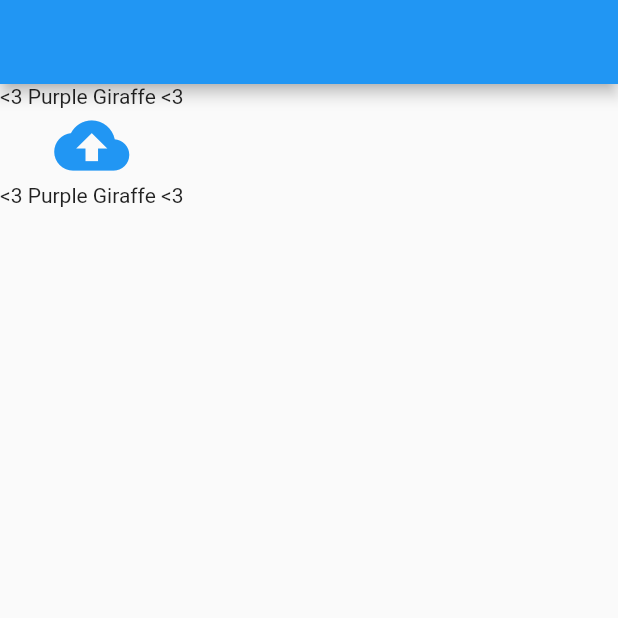
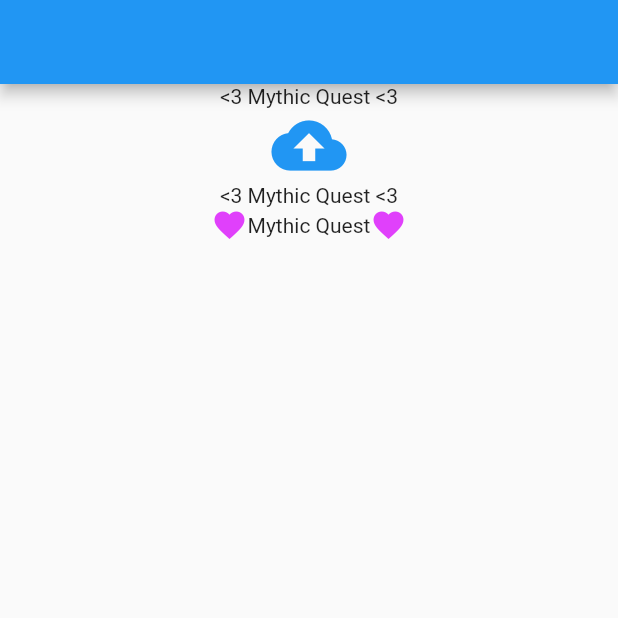
Before and after one commit to P-Giraffe/creer-des-apps-avec-flutter-1, a Flutter app: the screen it shows after launch, on a phone screen of 412 x 824 dp, the top half of it. Run offline on Flutter 3.47's test engine with Material 2 defaults, Android fonts, the phone set to English and light mode, and no system bars.

Commit message:
21_13_Recevoir_des_donnees_a_afficher

```diff
--- a/2-ihm/demo/lib/main.dart
+++ b/2-ihm/demo/lib/main.dart
@@ -26,28 +26,39 @@ class MyApp extends StatelessWidget {
         // closer together (more dense) than on mobile platforms.
         visualDensity: VisualDensity.adaptivePlatformDensity,
       ),
-      home: Accueil(),
+      home: Accueil("Mythic Quest"),
     );
   }
 }
 
 class Accueil extends StatelessWidget {
+  final String _title;
+
+  Accueil(this._title);
+
   @override
   Widget build(BuildContext context) {
     return Scaffold(
         appBar: AppBar(),
         body: Column(
           children: [
-          Text("<3 Purple Giraffe <3"),
+            Text("<3 $_title <3"),
             Icon(
               Icons.backup,
               size: 50.0,
               color: Colors.blue,
               semanticLabel: "Upload vers le cloud",
             ),
-          Text("<3 Purple Giraffe <3")
+            Text("<3 $_title <3"),
+            Row(
+              mainAxisAlignment: MainAxisAlignment.center,
+              children: [
+                Icon(Icons.favorite, color: Colors.purpleAccent),
+                Text("$_title"),
+                Icon(Icons.favorite, color: Colors.purpleAccent),
               ],
             ),
-    );
+          ],
+        ));
   }
 }
```
Lines whose indentation alone changed are shown as unchanged.
